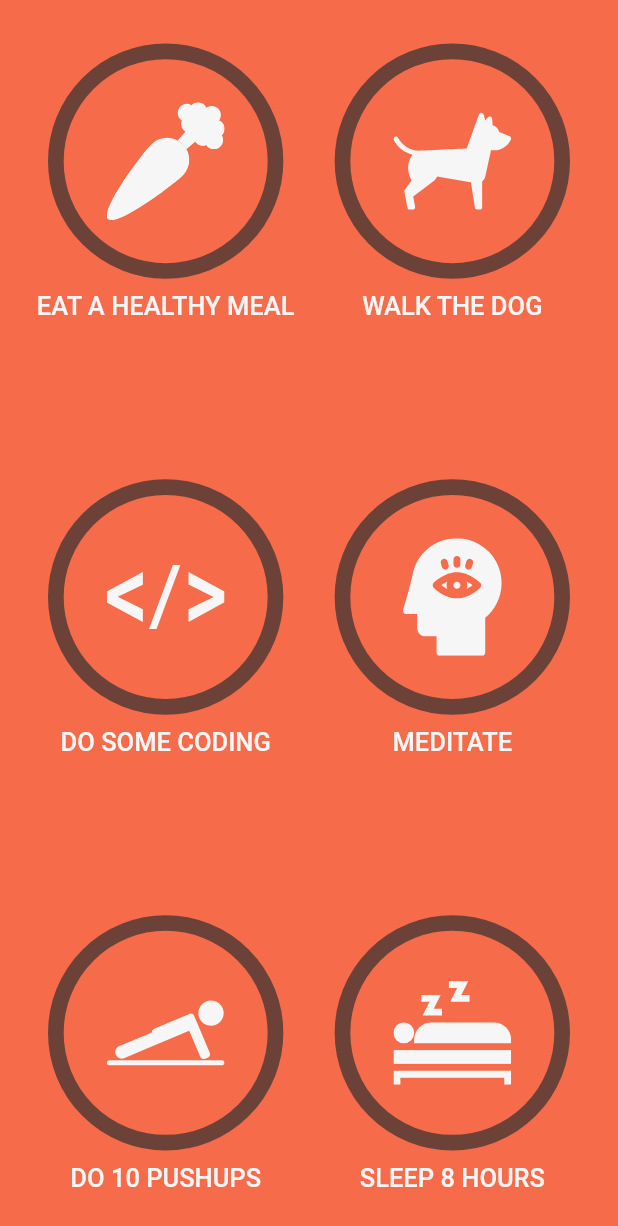
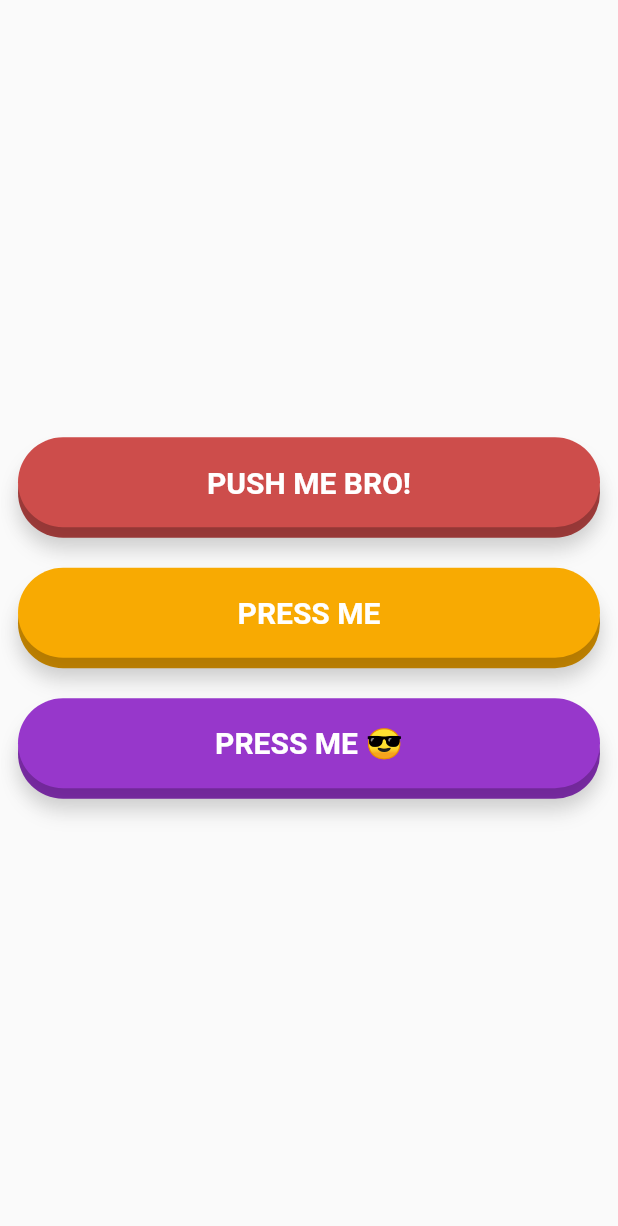
Before and after one commit to umeriplex/habbit_tracker, a Flutter app: the screen it shows after launch, on a phone screen of 412 x 824 dp. Shown: the top 1226 px of the screen. Run offline on Flutter 3.47's test engine with Material 2 defaults, Android fonts, the phone set to English and light mode, and no system bars; our stand-ins replace flutter_svg; Roboto replaces fonts that are missing (Helvetica Neue).

Commit message:
3D buttons

```diff
--- a/lib/main.dart
+++ b/lib/main.dart
@@ -3,6 +3,8 @@ import 'package:habit_tracker_flutter/constants/app_assets.dart';
 import 'package:habit_tracker_flutter/constants/app_colors.dart';
 import 'package:habit_tracker_flutter/ui/home/home_page.dart';
 import 'package:habit_tracker_flutter/ui/theming/app_theme.dart';
+import 'package:habit_tracker_flutter/ui/three_d_button/animated_button.dart';
+import 'package:habit_tracker_flutter/ui/three_d_button/buttons_view.dart';
 
 Future<void> main() async {
   WidgetsFlutterBinding.ensureInitialized();
@@ -20,7 +22,7 @@ class MyApp extends StatelessWidget {
       ),
       home: AppTheme(
         data: AppThemeData.defaultWithSwatch(AppColors.red),
-        child: HomePage(),
+        child: ButtonsView(),
       ),
     );
   }
--- a/lib/ui/tasks/animated_tasks.dart
+++ b/lib/ui/tasks/animated_tasks.dart
@@ -2,7 +2,6 @@ import 'package:flutter/material.dart';
 import 'package:habit_tracker_flutter/constants/app_assets.dart';
 import 'package:habit_tracker_flutter/ui/common_widgets/centered_svg_icon.dart';
 import 'package:habit_tracker_flutter/ui/tasks/tasks_compl_ring.dart';
-
 import '../theming/app_theme.dart';
 
 class AnimatedTask extends StatefulWidget {
--- /dev/null
+++ b/lib/ui/three_d_button/animated_button.dart
@@ -0,0 +1,69 @@
+import 'package:flutter/material.dart';
+import 'button.dart';
+class AnimatedButton extends StatefulWidget {
+  const AnimatedButton({Key? key, required this.text, required this.buttonColor, required this.shadowColor}) : super(key: key);
+  final String text;
+  final Color buttonColor;
+  final Color shadowColor;
+
+  @override
+  State<AnimatedButton> createState() => _AnimatedButtonState();
+}
+
+class _AnimatedButtonState extends State<AnimatedButton> with SingleTickerProviderStateMixin {
+  late final AnimationController _controller;
+  late final Animation<double> _curveAnimation;
+
+  @override
+  void initState() {
+    _controller = AnimationController(
+      duration: const Duration(milliseconds: 250),
+      vsync: this,
+    );
+    _curveAnimation = _controller.drive(CurveTween(curve: Curves.ease));
+    super.initState();
+  }
+  @override
+  void dispose() {
+    _controller.dispose();
+    super.dispose();
+  }
+
+  void _handleTapDown(TapDownDetails details) {
+    if(_controller.value < 7.0){
+      _controller.forward();
+    }else{
+      _controller.value = 0.0;
+    }
+  }
+
+  void _handleTapUp() {
+    if(_controller.value > 0.0){
+      _controller.reverse();
+    }
+  }
+
+
+  @override
+  Widget build(BuildContext context) {
+    return GestureDetector(
+      onTapDown: _handleTapDown,
+      onTapUp: (_) =>_handleTapUp(),
+      onTapCancel: _handleTapUp,
+      child: AnimatedBuilder(
+        animation: _curveAnimation,
+        builder: (context, child) {
+          final progress = _curveAnimation.value * 10;
+          final hasCompleted = progress > 7.0;
+          return ThreeDButton(
+            value: hasCompleted ? 7.0 : progress,
+            text: widget.text,
+            buttonColor: widget.buttonColor,
+            buttonShadowColor: widget.shadowColor,
+
+          );
+        },
+      ),
+    );
+  }
+}
--- /dev/null
+++ b/lib/ui/three_d_button/button.dart
@@ -0,0 +1,78 @@
+import 'package:flutter/material.dart';
+import 'package:habit_tracker_flutter/constants/text_styles.dart';
+
+class ThreeDButton extends StatelessWidget {
+  final double value;
+  final Color buttonColor;
+  final Color buttonShadowColor;
+  final String text;
+  const ThreeDButton({Key? key, required this.value, required this.buttonColor, required this.buttonShadowColor, required this.text}) : super(key: key);
+
+  @override
+  Widget build(BuildContext context) {
+    return Padding(
+      padding: const EdgeInsets.symmetric(horizontal: 12.0),
+      child: Container(
+        width: double.maxFinite,
+        child: Stack(
+          children: [
+            Container(
+              width: double.maxFinite,
+              height: 60,
+              margin: const EdgeInsets.only(top: 7),
+              decoration: BoxDecoration(
+                color: buttonShadowColor,
+                borderRadius: BorderRadius.circular(100),
+                boxShadow: [
+                  BoxShadow(
+                    color: Colors.black.withOpacity(0.1),
+                    offset: const Offset(0, 10),
+                    blurRadius: 10,
+                  ),
+                ],
+              ),
+              child: Center(
+                child: Text(
+                  'PUSH ME',
+                  textAlign: TextAlign.center,
+                  style: TextStyles.taskName.copyWith(
+                    color: Colors.white,
+                    fontSize: 20,
+                    fontWeight: FontWeight.w600,
+                  ),
+                ),
+              ),
+            ),
+            Container(
+              width: double.maxFinite,
+              height: 60,
+              margin: EdgeInsets.only(top: value),
+              decoration: BoxDecoration(
+                color: buttonColor,
+                borderRadius: BorderRadius.circular(100),
+                boxShadow: [
+                  BoxShadow(
+                    color: Colors.black.withOpacity(0.1),
+                    offset: const Offset(0, 10),
+                    blurRadius: 10,
+                  ),
+                ],
+              ),
+              child: Center(
+                child: Text(
+                  text,
+                  textAlign: TextAlign.center,
+                  style: TextStyles.taskName.copyWith(
+                    color: Colors.white,
+                    fontSize: 20,
+                    fontWeight: FontWeight.w600,
+                  ),
+                ),
+              ),
+            ),
+          ],
+        ),
+      ),
+    );
+  }
+}
--- /dev/null
+++ b/lib/ui/three_d_button/buttons_view.dart
@@ -0,0 +1,37 @@
+import 'package:flutter/material.dart';
+import 'package:habit_tracker_flutter/constants/app_colors.dart';
+
+import 'animated_button.dart';
+
+class ButtonsView extends StatelessWidget {
+  const ButtonsView({Key? key}) : super(key: key);
+
+  @override
+  Widget build(BuildContext context) {
+    return Scaffold(
+      body: Column(
+        mainAxisAlignment: MainAxisAlignment.center,
+        crossAxisAlignment: CrossAxisAlignment.center,
+        children:[
+          AnimatedButton(
+            text: 'PUSH ME BRO!',
+            buttonColor: AppColors.magenta[0],
+            shadowColor: AppColors.magenta[2],
+          ),
+          SizedBox(height: 20),
+          AnimatedButton(
+            text: 'PRESS ME',
+            buttonColor: AppColors.yellow[0],
+            shadowColor: AppColors.yellow[2],
+          ),
+          SizedBox(height: 20),
+          AnimatedButton(
+            text: 'PRESS ME 😎',
+            buttonColor: AppColors.purple[0],
+            shadowColor: AppColors.purple[2],
+          ),
+        ],
+      )
+    );
+  }
+}
```
